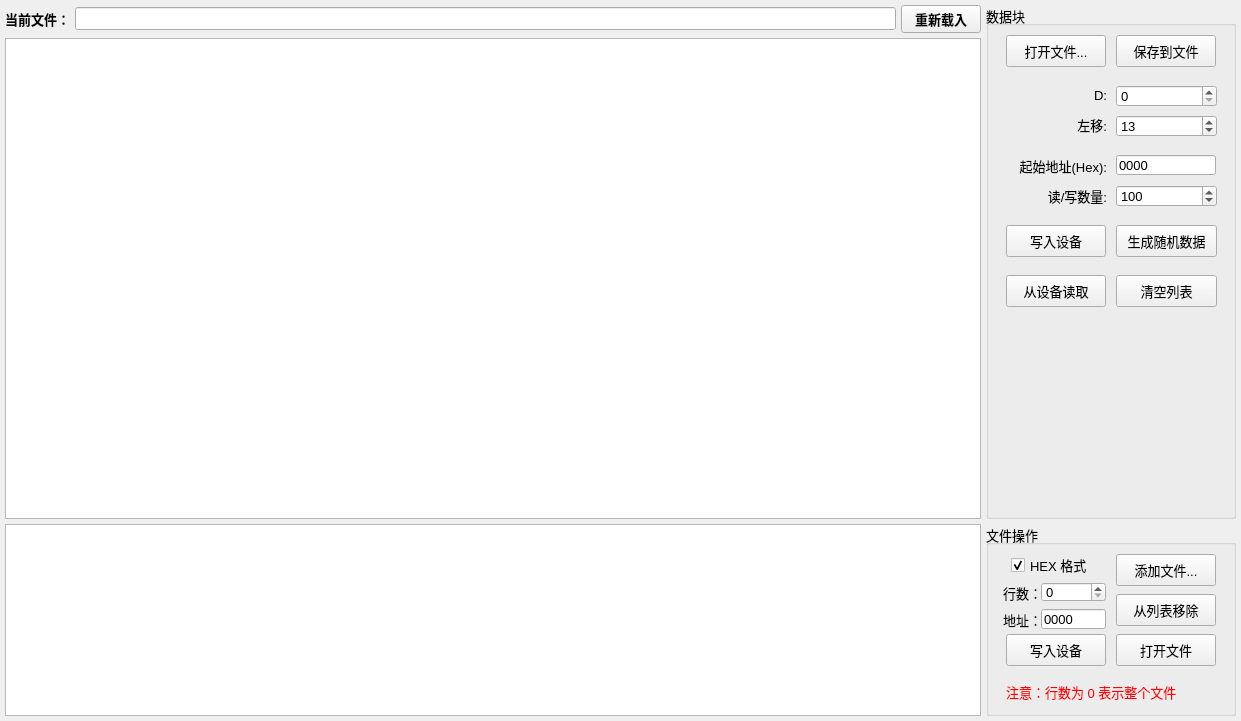
Old version of the form RegRam/FrameRamManager.ui in the repository wlffeng2008/TCLDebugTool.
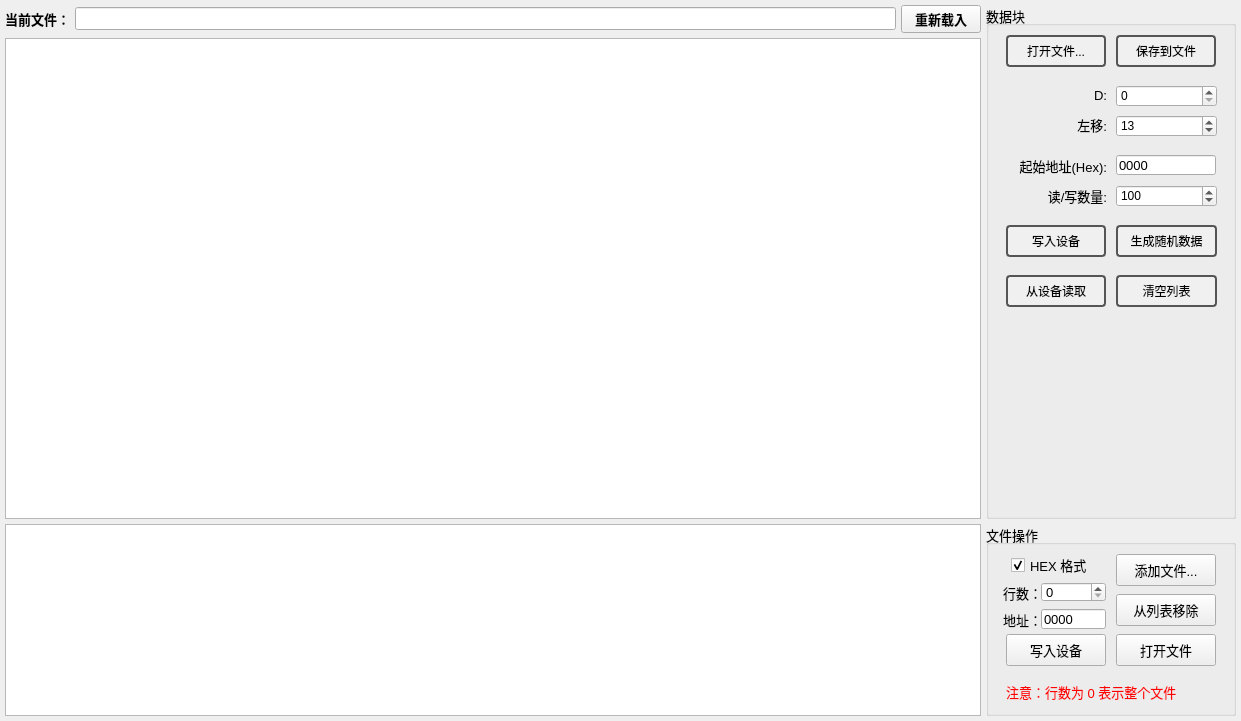
New version of the form.

Patch:
```diff
--- a/RegRam/FrameRamManager.ui
+++ b/RegRam/FrameRamManager.ui
@@ -119,6 +119,14 @@
            <bold>false</bold>
           </font>
          </property>
+         <property name="styleSheet">
+          <string notr="true">QPushButton {
+    border: 2px solid #555555;
+    border-radius: 4px;
+    padding: 4px 4px;
+    background-color: #f0f0f0;
+}</string>
+         </property>
          <property name="title">
           <string>数据块</string>
          </property>
```
Left out of the diff: 48 changed lines with no effect on the pictures.
